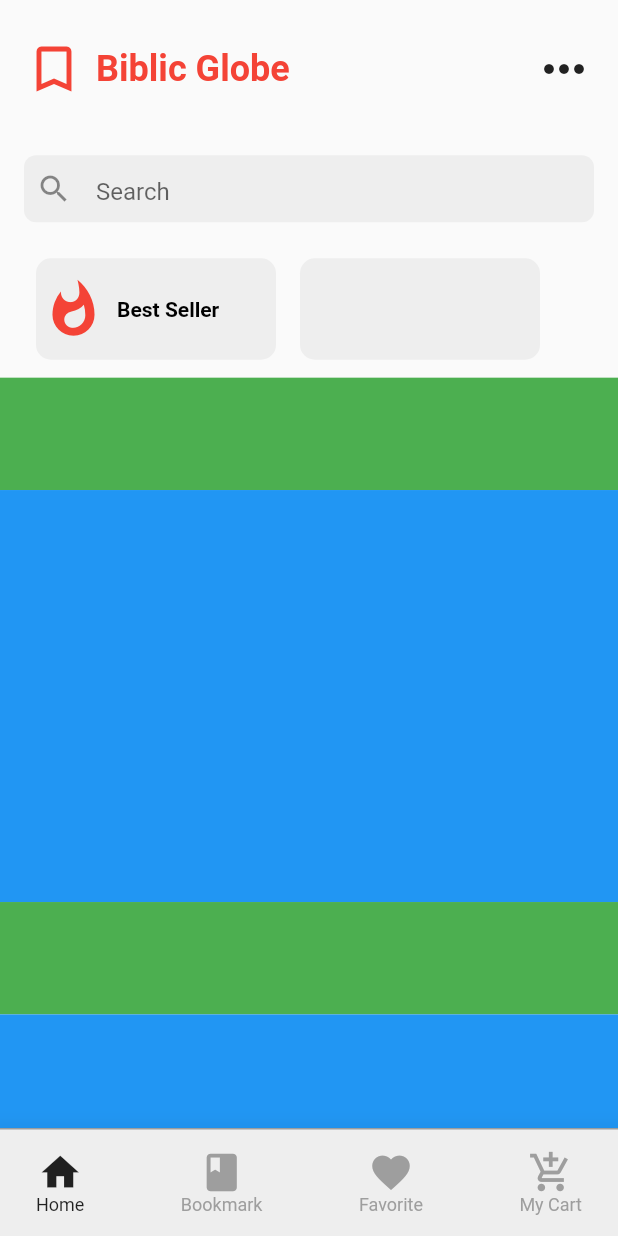
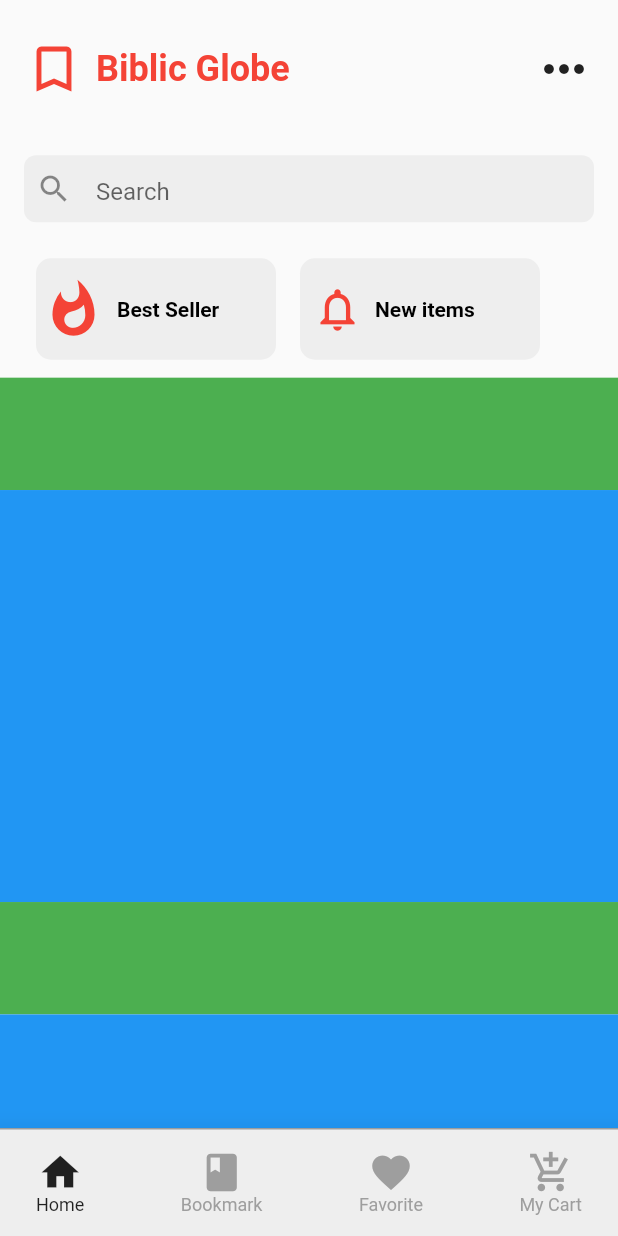
Before and after one commit to JAICHANGPARK/flutter_notebook_the_third_story, a Flutter app: the screen it shows after launch, on a phone screen of 412 x 824 dp. Run offline on Flutter 3.47's test engine with Material 2 defaults, Android fonts, the phone set to English and light mode, and no system bars; our stand-ins replace badges, dotted_border, fl_chart, google_fonts, page_transition, percent_indicator.

Commit message:
Update book_store_app.dart

```diff
--- a/lib/bookstore_app/book_store_app.dart
+++ b/lib/bookstore_app/book_store_app.dart
@@ -191,9 +191,22 @@ class _MainPageState extends State<MainPage> {
                     Container(
                       width: 160,
                       height: double.infinity,
+                      padding: EdgeInsets.only(left: 8),
                       decoration: BoxDecoration(
                           color: Colors.grey[200],
                           borderRadius: BorderRadius.circular(10)
+                      ),
+                      child: Row(
+                        children: <Widget>[
+                          Icon(Icons.notifications_none,
+                            color: Colors.red,
+                            size: 34,),
+                          SizedBox(width: 8,),
+                          Text("New items", style: TextStyle(
+                            color: Colors.black,
+                            fontWeight: FontWeight.bold,
+                          ),)
+                        ],
                       ),
                     )
                   ],
```
